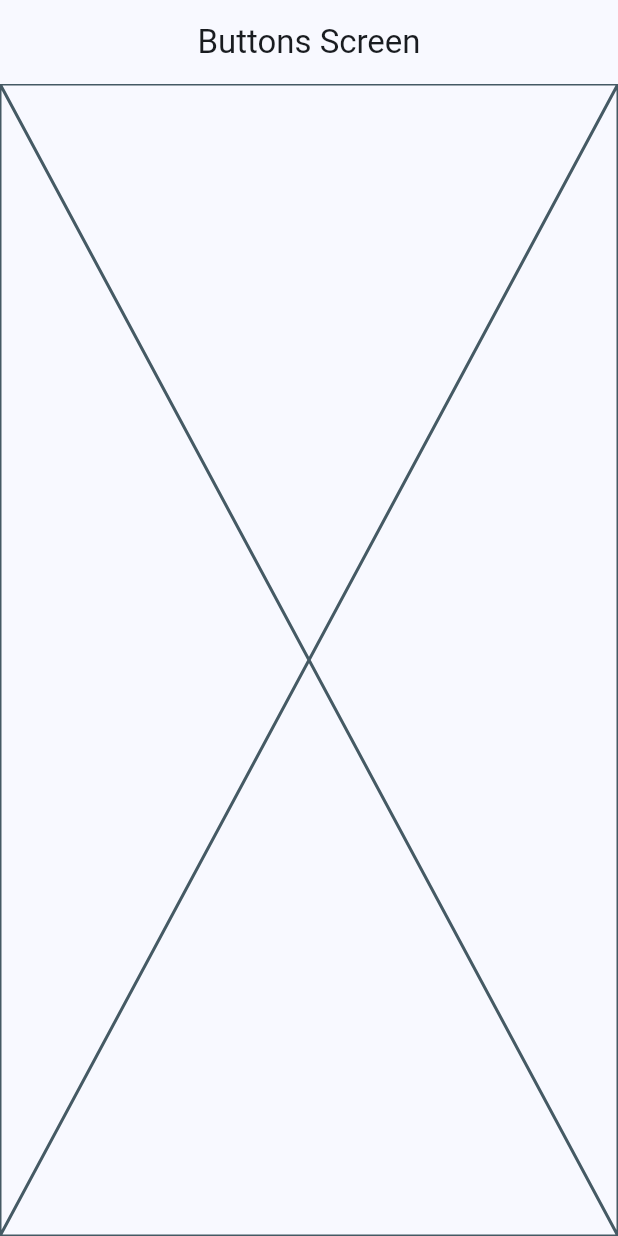
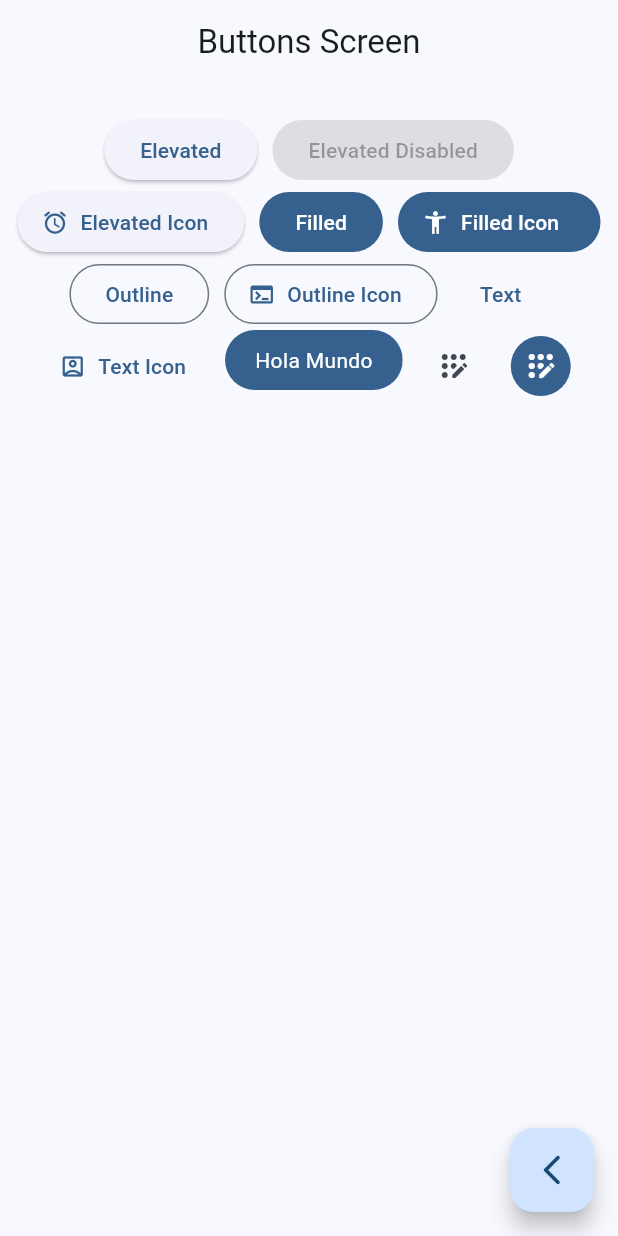
Before and after one commit to PauloSantiB/widgets_app, a Flutter app: the ButtonsScreen screen opened by its route, on a phone screen of 412 x 824 dp. Run offline on Flutter 3.47's test engine with Material 3 defaults, Android fonts, the phone set to English and light mode, and no system bars; our stand-ins replace go_router.

Commit message:
button screen finished

```diff
--- a/lib/presentation/buttons/buttons_screens.dart
+++ b/lib/presentation/buttons/buttons_screens.dart
@@ -1,4 +1,5 @@
 import 'package:flutter/material.dart';
+import 'package:go_router/go_router.dart';
 
 class ButtonsScreen extends StatelessWidget {
 
@@ -12,7 +13,108 @@ class ButtonsScreen extends StatelessWidget {
       appBar: AppBar(
         title: const Text('Buttons Screen'),
       ),
-      body: const Placeholder(),
+      body:const _ButtonsView(),
+      floatingActionButton: FloatingActionButton(
+        child: const Icon ( Icons.arrow_back_ios_new_rounded),
+        onPressed: () {
+          context.pop();
+        },
+      ),
     );
   }
 }
+
+class _ButtonsView extends StatelessWidget {
+  const _ButtonsView();
+
+  @override
+  Widget build(BuildContext context) {
+
+    final colors = Theme.of(context).colorScheme;
+
+    return SizedBox(
+      width: double.infinity,
+      child: Padding(
+        padding: const EdgeInsets.symmetric(horizontal: 10, vertical: 20),
+        child: Wrap(
+          spacing: 10,
+          alignment: WrapAlignment.center,
+          children: [
+            ElevatedButton(onPressed:() {}, child: const Text('Elevated')),
+             const ElevatedButton(onPressed:null, child: Text('Elevated Disabled')),
+
+             ElevatedButton.icon(
+              onPressed:() {},
+              icon: const Icon( Icons.access_alarms_rounded),
+              label: const Text('Elevated Icon')
+              ),
+
+              FilledButton(onPressed:() {}, child: const Text('Filled')),
+              FilledButton.icon(
+                onPressed:() {},
+                icon: const Icon( Icons.accessibility_new ),
+                label: const Text( 'Filled Icon '),
+                ),
+
+                OutlinedButton(onPressed:() {}, child: const Text('Outline')),
+                OutlinedButton.icon(
+                  onPressed:() {},
+                  label: const Text('Outline Icon') ,
+                  icon: const Icon( Icons.terminal),
+                  ),
+
+                  TextButton(onPressed:() {}, child: const Text('Text')),
+                  TextButton.icon(
+                    onPressed:() {},
+                    icon: const Icon( Icons.account_box_outlined),
+                    label: const Text('Text Icon'),
+                    ),
+
+                      const CustomButton(),
+
+
+                    IconButton(onPressed:() {}, icon: const Icon( Icons.app_registration_rounded)),
+                     IconButton(
+                      onPressed:() {},
+                      icon: const Icon( Icons.app_registration_rounded),
+                      style: ButtonStyle(
+                        backgroundColor: MaterialStatePropertyAll(colors.primary),
+                         iconColor: const MaterialStatePropertyAll(Colors.white),
+                      ),
+                      ),
+
+          ],
+        ),
+      ),
+    );
+  }
+}
+
+
+
+ class  CustomButton extends StatelessWidget {
+   const CustomButton({super.key});
+
+   @override
+   Widget build(BuildContext context) {
+
+    final colors = Theme.of(context).colorScheme;
+
+
+
+
+     return ClipRRect(
+      borderRadius: BorderRadius.circular(20),
+       child: Material(
+        color:  colors.primary,
+        child: InkWell(
+          onTap: () {},
+          child: Padding(
+            padding: const EdgeInsets.symmetric( horizontal: 20, vertical: 10),
+            child: Text('Hola Mundo', style: TextStyle(color: Colors.white),)
+            ),
+        ),
+       ),
+     );
+   }
+ }
```
